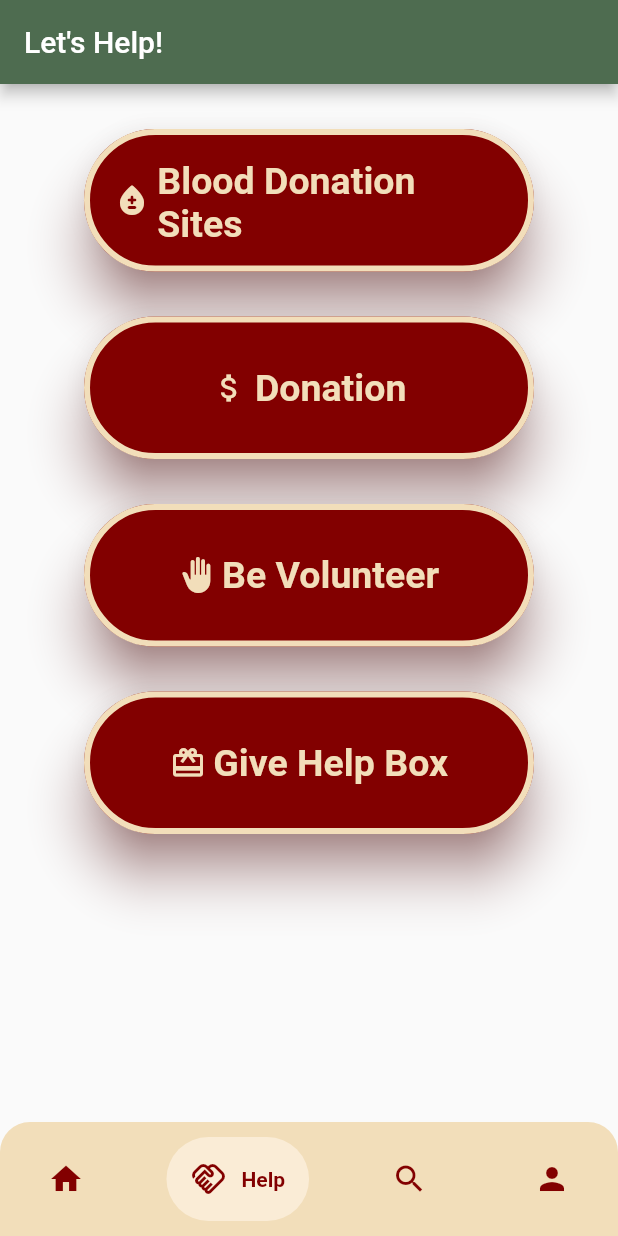
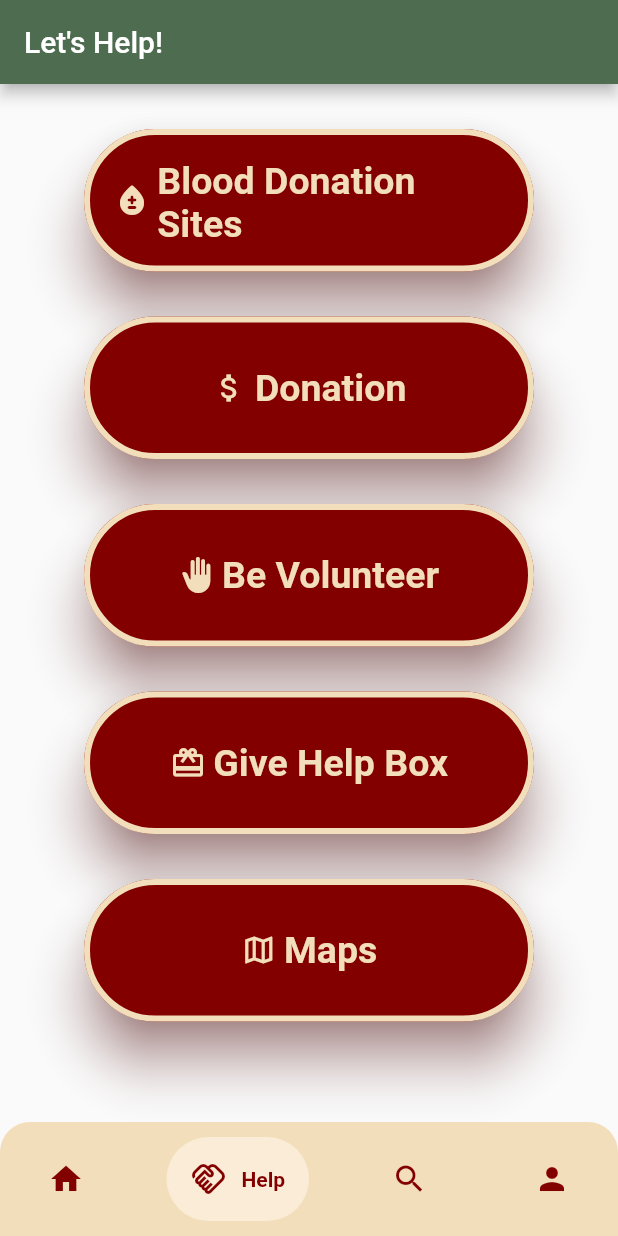
Before and after one commit to Google-Solution-Challenge-Metu/CanYouHearMe, a Flutter app: the screen it shows once a user with an empty profile is signed in, item 2 of the bottom bar chosen, on a phone screen of 412 x 824 dp. Run offline on Flutter 3.47's test engine with Material 2 defaults, Android fonts, the phone set to English and light mode, and no system bars; drawn by our look-alikes of google_nav_bar; our stand-ins replace audioplayers, awesome_snackbar_content, cloud_firestore, firebase_auth, firebase_core, flutter_svg and 6 more; accounts and stored records are empty; network calls fail; project files that could hold a hidden picture were left out.

```diff
--- a/lib/screens/help/help.dart
+++ b/lib/screens/help/help.dart
@@ -2,6 +2,7 @@ import "package:flutter/material.dart";
 import 'blood/blood.dart';
 import 'donaiton/donation.dart';
 import 'helpbox/intro_screen.dart';
+import 'maps/map_main.dart';
 import 'volunteer/volunteer.dart';
 
 class HelpScreen extends StatefulWidget {
@@ -124,6 +125,32 @@ class _HelpScreenState extends State<HelpScreen> {
                         color: Color.fromARGB(255, 242, 222, 186), width: 4),
                     shape: StadiumBorder()),
               ),
+              const SizedBox(
+                height: 30,
+              ),
+              ElevatedButton.icon(
+                // MAPS
+                icon: const Icon(Icons.map_outlined),
+                label: const Text('Maps'),
+                onPressed: () {
+                  Navigator.push(
+                      context,
+                      MaterialPageRoute(
+                          builder: (context) => MapUI()));
+                },
+                style: ElevatedButton.styleFrom(
+                    foregroundColor: const Color.fromARGB(255, 242, 222, 186),
+                    backgroundColor: const Color.fromARGB(255, 130, 0, 0),
+                    padding: const EdgeInsets.all(20.0),
+                    fixedSize: const Size(300, 95),
+                    textStyle: const TextStyle(
+                        fontSize: 25, fontWeight: FontWeight.bold),
+                    elevation: 15,
+                    shadowColor: const Color.fromARGB(255, 130, 0, 0),
+                    side: const BorderSide(
+                        color: Color.fromARGB(255, 242, 222, 186), width: 4),
+                    shape: const StadiumBorder()),
+              ),
             ],
           ),
         ),
--- a/pubspec.yaml
+++ b/pubspec.yaml
@@ -31,6 +31,10 @@ dependencies:
   tflite:
     path: ./lib/flutter_tflite-master
   get: ^4.6.5
+
+  #Google Maps
+  geolocator: ^9.0.2
+  google_maps_flutter:
 
   #web view
   webview_flutter: ^3.0.2
```
Also changed, not shown: lib/screens/help/maps/map_main.dart (added, +63 -0 lines), pubspec.lock, 4 other files.
